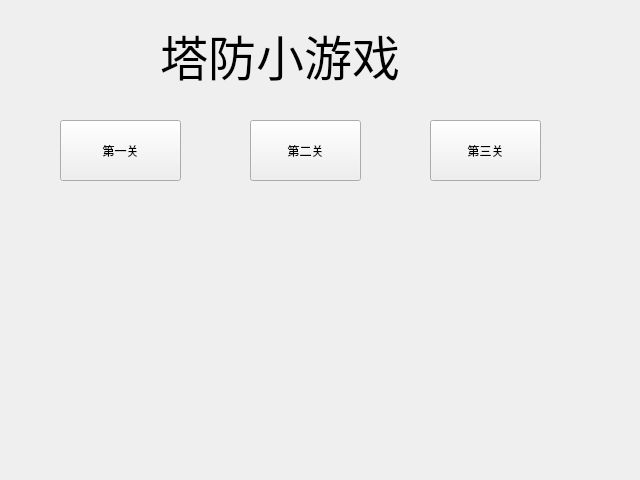
First picture: the form in startfrom.ui, repository xzz2019202257/game, before the edit.
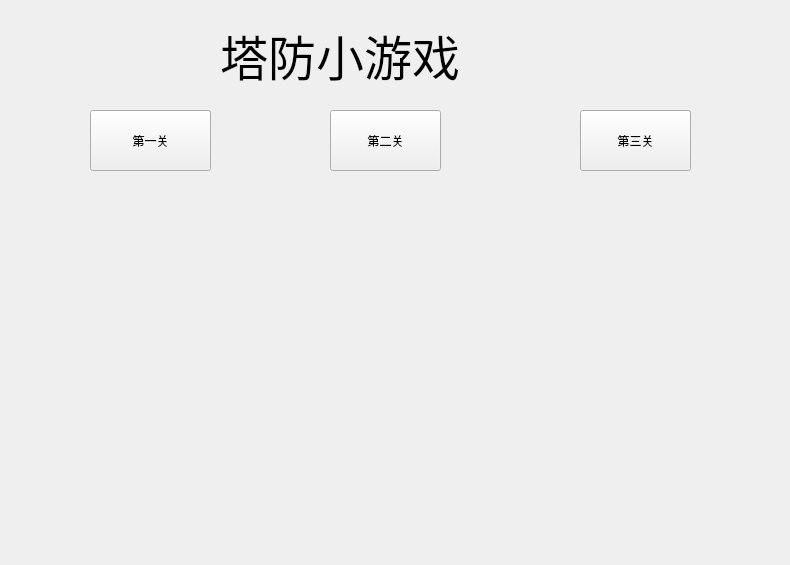
Second picture: the form after the edit.

```diff
--- a/startfrom.ui
+++ b/startfrom.ui
@@ -6,8 +6,8 @@
    <rect>
     <x>0</x>
     <y>0</y>
-    <width>640</width>
-    <height>480</height>
+    <width>790</width>
+    <height>565</height>
    </rect>
   </property>
   <property name="windowTitle">
@@ -16,8 +16,8 @@
   <widget class="QPushButton" name="pushButton">
    <property name="geometry">
     <rect>
-     <x>60</x>
-     <y>120</y>
+     <x>90</x>
+     <y>110</y>
      <width>121</width>
      <height>61</height>
     </rect>
@@ -29,8 +29,8 @@
   <widget class="QPushButton" name="pushButton_2">
    <property name="geometry">
     <rect>
-     <x>250</x>
-     <y>120</y>
+     <x>330</x>
+     <y>110</y>
      <width>111</width>
      <height>61</height>
     </rect>
@@ -42,9 +42,9 @@
   <widget class="QLabel" name="label">
    <property name="geometry">
     <rect>
-     <x>160</x>
+     <x>220</x>
      <y>20</y>
-     <width>311</width>
+     <width>381</width>
      <height>71</height>
     </rect>
    </property>
@@ -61,8 +61,8 @@
   <widget class="QPushButton" name="pushButton_3">
    <property name="geometry">
     <rect>
-     <x>430</x>
-     <y>120</y>
+     <x>580</x>
+     <y>110</y>
      <width>111</width>
      <height>61</height>
     </rect>
```
